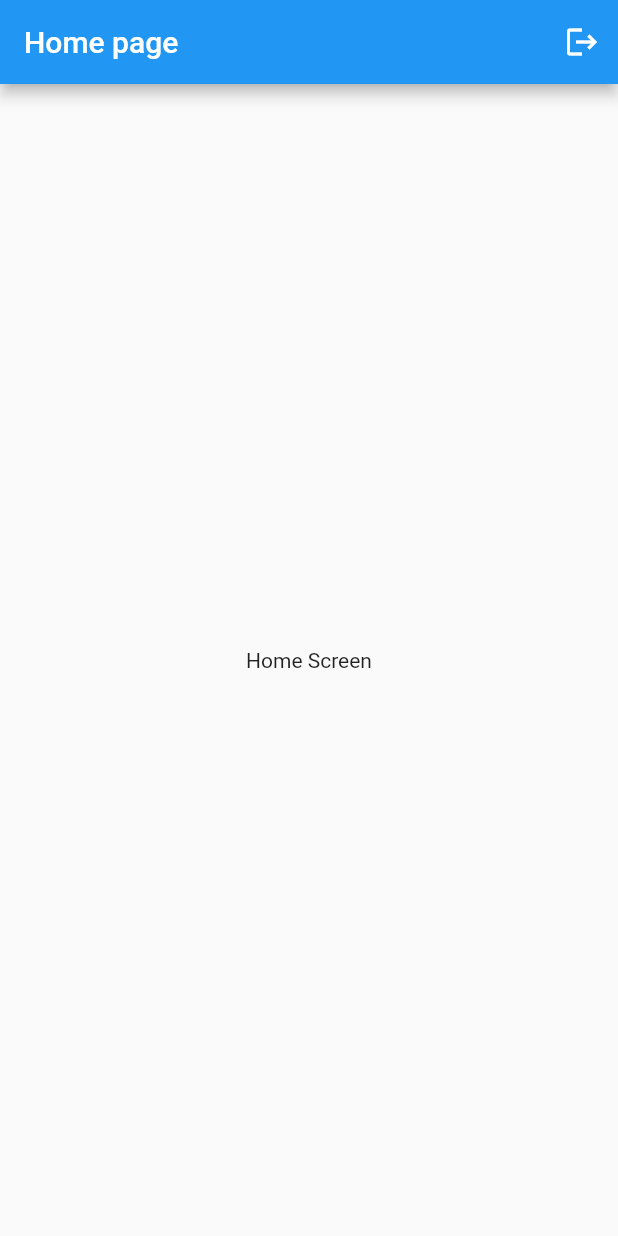
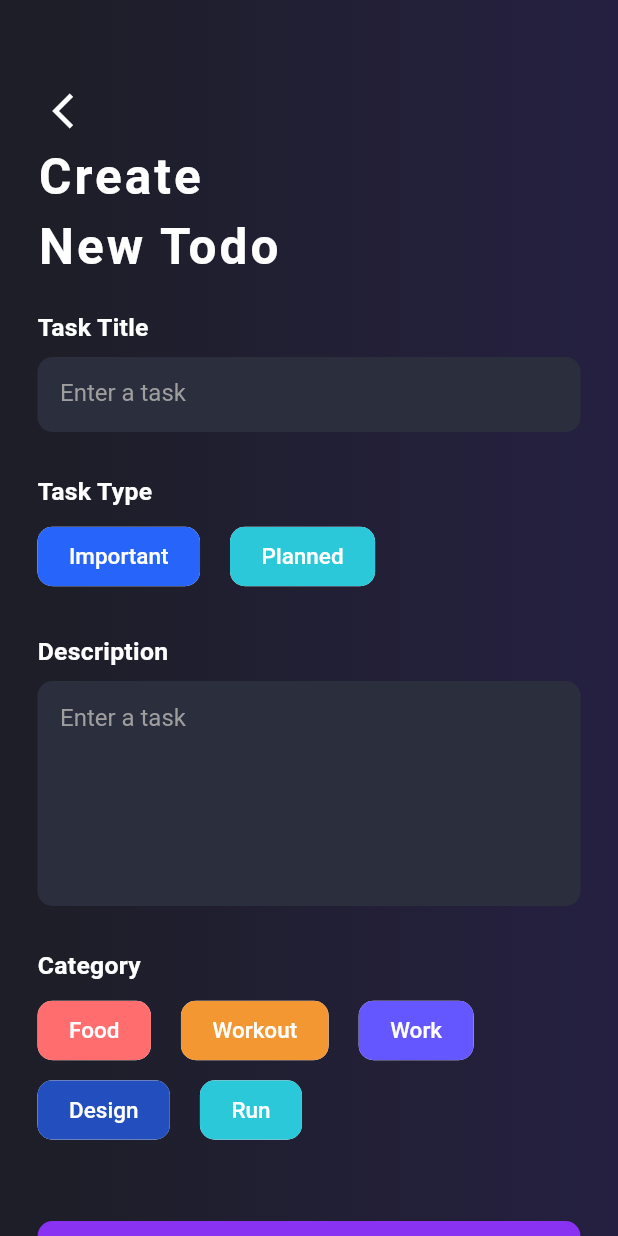
Before and after one commit to jaimonga420/todo-app, a Flutter app: the screen it shows after launch, on a phone screen of 412 x 824 dp. Run offline on Flutter 3.47's test engine with Material 2 defaults, Android fonts, the light colour scheme and no system bars; our stand-ins replace firebase_auth, firebase_core, flutter_secure_storage, flutter_svg, google_sign_in, otp_text_field; accounts and stored records are empty.

Commit message:
created add todo screen

```diff
--- a/lib/main.dart
+++ b/lib/main.dart
@@ -3,6 +3,7 @@ import 'package:firebase_core/firebase_core.dart';
 
 import 'screens/signup_screen.dart';
 import 'screens/home_screen.dart';
+import 'screens/addtodo_screen.dart';
 import 'screens/phoneauth_screen.dart';
 import 'services/auth_services.dart';
 
@@ -48,11 +49,11 @@ class _MyAppState extends State<MyApp> {
       theme: ThemeData(
         primarySwatch: Colors.blue,
       ),
-      home: currentPage,
+      home: AddTodoScreen(),
       routes: {
         '/homescreen': (context) => const HomeScreen(),
         '/signupscreen': (context) => const SignupScreen(),
-        '/phoneauthscreen' :(context) => const PhoneAuthScreen(),
+        '/phoneauthscreen': (context) => const PhoneAuthScreen(),
       },
     );
   }
--- /dev/null
+++ b/lib/screens/addtodo_screen.dart
@@ -0,0 +1,180 @@
+import 'package:flutter/material.dart';
+
+class AddTodoScreen extends StatefulWidget {
+  const AddTodoScreen({Key? key}) : super(key: key);
+
+  @override
+  State<AddTodoScreen> createState() => _AddTodoScreenState();
+}
+
+class _AddTodoScreenState extends State<AddTodoScreen> {
+  @override
+  Widget build(BuildContext context) {
+    final deviceHeight = MediaQuery.of(context).size.height;
+    return Scaffold(
+      body: Container(
+        height: deviceHeight,
+        width: double.infinity,
+        decoration: const BoxDecoration(
+            gradient:
+                LinearGradient(colors: [Color(0xff1d1e26), Color(0xff252041)])),
+        child: SingleChildScrollView(
+            child: Padding(
+          padding: const EdgeInsets.only(top: 50, left: 25, right: 25),
+          child: Column(
+            crossAxisAlignment: CrossAxisAlignment.start,
+            children: [
+              IconButton(
+                  color: Colors.white,
+                  iconSize: 28,
+                  onPressed: () {},
+                  icon: const Icon(Icons.arrow_back_ios)),
+              const Text(
+                'Create',
+                style: TextStyle(
+                  color: Colors.white,
+                  fontSize: 33,
+                  fontWeight: FontWeight.bold,
+                  letterSpacing: 2,
+                ),
+              ),
+              const Padding(
+                padding: EdgeInsets.only(top: 8, bottom: 25),
+                child: Text(
+                  'New Todo',
+                  style: TextStyle(
+                    color: Colors.white,
+                    fontSize: 33,
+                    fontWeight: FontWeight.bold,
+                    letterSpacing: 2,
+                  ),
+                ),
+              ),
+              headingText('Task Title'),
+              Padding(
+                padding: const EdgeInsets.only(top: 10, bottom: 30),
+                child: Container(
+                  height: 50,
+                  width: double.infinity,
+                  decoration: BoxDecoration(
+                    color: Color(0xff2a2e3d),
+                    borderRadius: BorderRadius.circular(10),
+                  ),
+                  child: TextFormField(
+                    cursorColor: Colors.white,
+                    decoration: const InputDecoration(
+                        border: InputBorder.none,
+                        contentPadding: EdgeInsets.only(left: 15, right: 15),
+                        hintText: 'Enter a task',
+                        hintStyle: TextStyle(color: Colors.grey)),
+                    style: const TextStyle(color: Colors.white),
+                  ),
+                ),
+              ),
+              headingText('Task Type'),
+              Padding(
+                padding: const EdgeInsets.only(top: 10, bottom: 30),
+                child: Row(
+                  children: [
+                    chipData('Important', 0xff2664fa),
+                    const SizedBox(width: 20),
+                    chipData('Planned', 0xff2bc8d9),
+                  ],
+                ),
+              ),
+              headingText('Description'),
+              Padding(
+                padding: const EdgeInsets.only(top: 10, bottom: 30),
+                child: Container(
+                  height: 150,
+                  width: double.infinity,
+                  decoration: BoxDecoration(
+                    color: const Color(0xff2a2e3d),
+                    borderRadius: BorderRadius.circular(10),
+                  ),
+                  child: TextFormField(
+                    maxLines: 12,
+                    cursorColor: Colors.white,
+                    decoration: const InputDecoration(
+                        border: InputBorder.none,
+                        contentPadding: EdgeInsets.only(
+                            left: 15, right: 15, top: 15, bottom: 15),
+                        hintText: 'Enter a task',
+                        hintStyle: TextStyle(color: Colors.grey)),
+                    style: const TextStyle(color: Colors.white),
+                  ),
+                ),
+              ),
+              headingText('Category'),
+              Padding(
+                padding: const EdgeInsets.only(top: 10, bottom: 5),
+                child: Row(
+                  children: [
+                    chipData('Food', 0xffff6d6e),
+                    Padding(
+                      padding: const EdgeInsets.symmetric(horizontal: 20),
+                      child: chipData('Workout', 0xfff39732),
+                    ),
+                    chipData('Work', 0xff6557ff),
+                  ],
+                ),
+              ),
+              Row(
+                children: [
+                  chipData('Design', 0xff234ebd),
+                  const SizedBox(
+                    width: 20,
+                  ),
+                  chipData('Run', 0xff2bc8d9),
+                ],
+              ),
+              Padding(
+                padding: const EdgeInsets.only(top: 50, bottom: 30),
+                child: ElevatedButton(
+                  onPressed: () {},
+                  style: ButtonStyle(
+                      shape: MaterialStateProperty.resolveWith((states) =>
+                          RoundedRectangleBorder(
+                              borderRadius: BorderRadius.circular(10))),
+                      backgroundColor: MaterialStateProperty.resolveWith<Color>(
+                          (states) => Color(0xff8a32f1)),
+                      minimumSize: MaterialStateProperty.resolveWith<Size>(
+                          (states) => Size(double.maxFinite, 50))),
+                  child: Text(
+                    'Add Todo',
+                    style: TextStyle(fontSize: 15, fontWeight: FontWeight.bold),
+                  ),
+                ),
+              )
+            ],
+          ),
+        )),
+      ),
+    );
+  }
+
+  Widget headingText(String heading) {
+    return Text(
+      heading,
+      style: const TextStyle(
+        color: Colors.white,
+        fontSize: 16.5,
+        fontWeight: FontWeight.w600,
+        letterSpacing: 0.2,
+      ),
+    );
+  }
+
+  Widget chipData(String label, int color) {
+    return Chip(
+      backgroundColor: Color(color),
+      labelPadding: const EdgeInsets.symmetric(vertical: 3.8, horizontal: 17),
+      label: Text(
+        label,
+        style: const TextStyle(
+            color: Colors.white, fontSize: 15, fontWeight: FontWeight.w500),
+      ),
+      shape: RoundedRectangleBorder(borderRadius: BorderRadius.circular(10)),
+    );
+  }
+}
```
